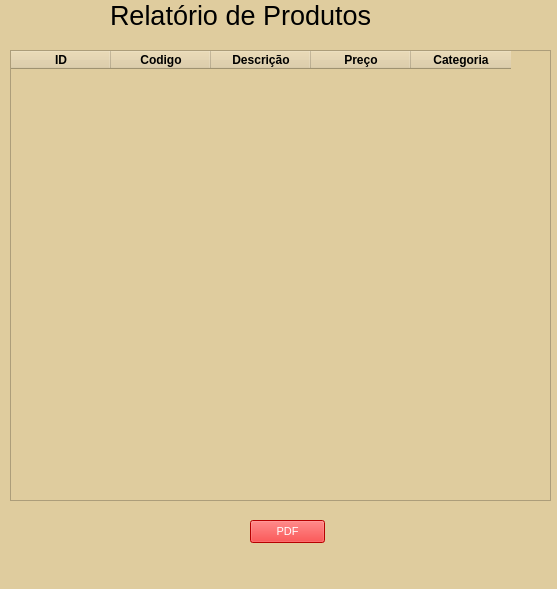
This is visualizar.ui in rogeriofh/Cadastro_de_Produtos as Qt 5 draws it before an edit. The edited form follows.
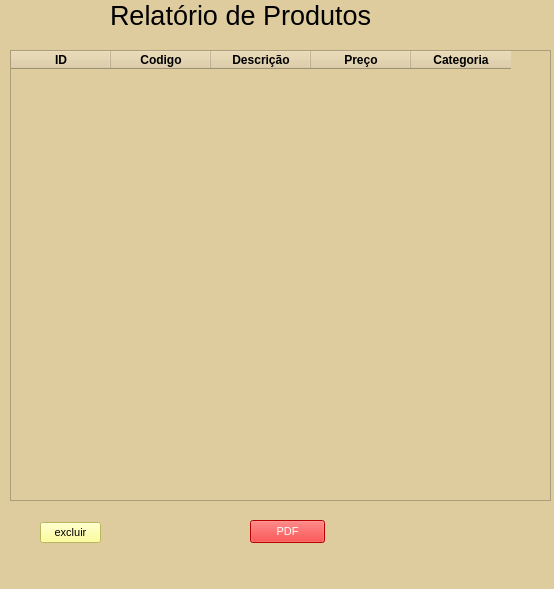
This is the edited form.

Commit message: adicionei delete de linhas

The edit to the form file:
```diff
--- a/visualizar.ui
+++ b/visualizar.ui
@@ -6,7 +6,7 @@
    <rect>
     <x>0</x>
     <y>0</y>
-    <width>557</width>
+    <width>554</width>
     <height>589</height>
    </rect>
   </property>
@@ -138,6 +138,32 @@
      <string>PDF</string>
     </property>
    </widget>
+   <widget class="QPushButton" name="pushButton_2">
+    <property name="geometry">
+     <rect>
+      <x>40</x>
+      <y>522</y>
+      <width>61</width>
+      <height>21</height>
+     </rect>
+    </property>
+    <property name="font">
+     <font>
+      <family>MS Shell Dlg 2</family>
+      <pointsize>8</pointsize>
+      <weight>9</weight>
+      <italic>false</italic>
+      <bold>false</bold>
+     </font>
+    </property>
+    <property name="styleSheet">
+     <string notr="true">font: 75 8pt &quot;MS Shell Dlg 2&quot;;
+background-color: rgb(255, 255, 127);</string>
+    </property>
+    <property name="text">
+     <string>excluir</string>
+    </property>
+   </widget>
   </widget>
   <widget class="QMenuBar" name="menubar">
    <property name="geometry">
```
Left out of the diff: 2 changed lines with no effect on the pictures. The commit also changes 1 other file.
